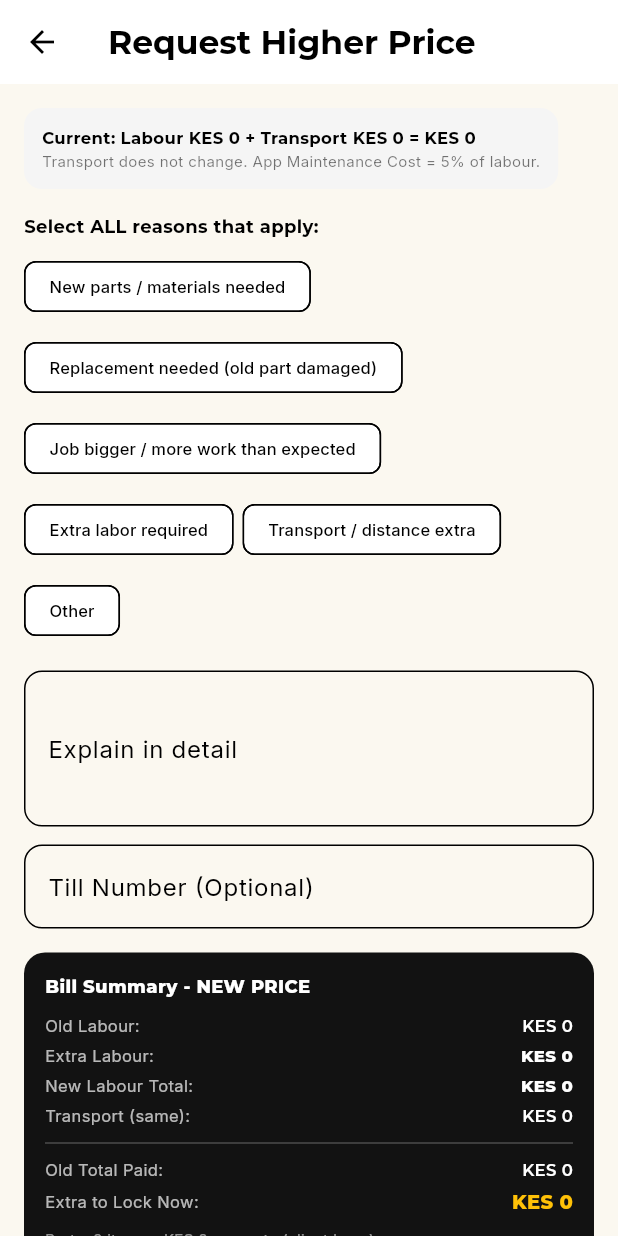
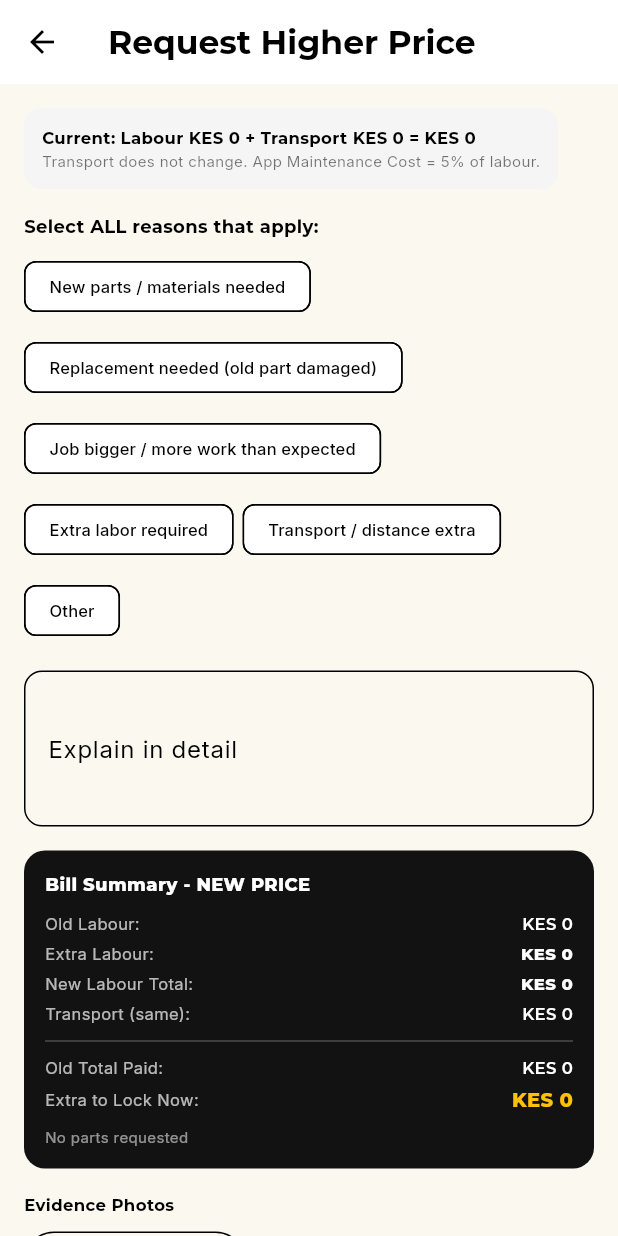
Before and after one commit to cypherallan/fundipap, a Flutter app: the FundiRequestNewPriceScreen screen opened directly with empty values, on a phone screen of 412 x 824 dp. Run offline on Flutter 3.47's test engine with Material 3 defaults, Android fonts, the phone set to English and light mode, and no system bars; our stand-ins replace cloud_firestore, firebase_auth, firebase_core, firebase_storage, geolocator, google_fonts and 1 more; accounts and stored records are empty.

```diff
--- a/lib/screens/fundi/my_jobs/fundi_request_new_price_screen.dart
+++ b/lib/screens/fundi/my_jobs/fundi_request_new_price_screen.dart
@@ -57,6 +57,28 @@ class _FundiRequestNewPriceScreenState
     );
   }
 
+  void _clearParts() {
+    tillCtrl.clear();
+    for (var p in partsNeeded) {
+      p['name']?.clear();
+      p['qty']?.text = '1';
+      p['model']?.clear();
+      p['estPrice']?.text = '0';
+    }
+    // keep one empty row so UI doesn't disappear
+    if (partsNeeded.length > 1) {
+      partsNeeded = [partsNeeded.first];
+    }
+  }
+
+  bool get _needsParts =>
+      selectedReasons.contains('New parts / materials needed') ||
+      selectedReasons.contains('Replacement needed (old part damaged)');
+  bool get _needsLabor =>
+      selectedReasons.contains('Job bigger / more work than expected') ||
+      selectedReasons.contains('Extra labor required') ||
+      selectedReasons.contains('Transport / distance extra');
+
   int _toInt(dynamic v, [int fb = 0]) {
     if (v == null) return fb;
     if (v is int) return v;
@@ -66,14 +88,14 @@ class _FundiRequestNewPriceScreenState
   }
 
   int get oldLabor => _toInt(
-    widget.job['agreedPrice'] ?? // 5000 correct first
+    widget.job['agreedPrice'] ??
         widget.job['laborCost'] ??
         widget.job['budget'] ??
         0,
   );
   int get transport =>
       _toInt(widget.job['transportFee'] ?? widget.job['escrowTransport'] ?? 0);
-  int get extraLabor => _toInt(extraLaborCtrl.text);
+  int get extraLabor => _needsLabor ? _toInt(extraLaborCtrl.text) : 0;
   int get newLaborTotal => oldLabor + extraLabor;
   int get oldClientFee => (oldLabor * 0.05).round();
   int get newClientFee => (newLaborTotal * 0.05).round();
@@ -88,6 +110,7 @@ class _FundiRequestNewPriceScreenState
   int get extraToLock => newTotalClient - oldTotalClient;
 
   int get partsEstimateTotal {
+    if (!_needsParts) return 0;
     int total = 0;
     for (var p in partsNeeded) {
       if ((p['name']?.text.trim().isEmpty ?? true)) continue;
@@ -125,11 +148,21 @@ class _FundiRequestNewPriceScreenState
       );
       return;
     }
+    if (_needsLabor && extraLabor <= 0) {
+      ScaffoldMessenger.of(context).showSnackBar(
+        const SnackBar(content: Text('Enter extra labour amount')),
+      );
+      return;
+    }
+    if (_needsParts && partsEstimateTotal == 0) {
+      ScaffoldMessenger.of(context).showSnackBar(
+        const SnackBar(content: Text('Add at least 1 part with price')),
+      );
+      return;
+    }
     setState(() => uploading = true);
     try {
-      bool hasParts =
-          selectedReasons.contains('New parts / materials needed') ||
-          selectedReasons.contains('Replacement needed (old part damaged)');
+      bool hasParts = _needsParts;
 
       var evidenceUrls = await _uploadPhotos(evidencePhotos, 'evidence');
       var oldPartUrls = await _uploadPhotos(oldPartPhotos, 'old_parts');
@@ -204,16 +237,11 @@ class _FundiRequestNewPriceScreenState
 
   @override
   Widget build(BuildContext context) {
-    bool needsParts =
-        selectedReasons.contains('New parts / materials needed') ||
-        selectedReasons.contains('Replacement needed (old part damaged)');
+    bool needsParts = _needsParts;
     bool needsReplacement = selectedReasons.contains(
       'Replacement needed (old part damaged)',
     );
-    bool needsLabor =
-        selectedReasons.contains('Job bigger / more work than expected') ||
-        selectedReasons.contains('Extra labor required') ||
-        selectedReasons.contains('Transport / distance extra');
+    bool needsLabor = _needsLabor;
 
     return Scaffold(
       appBar: AppBar(
@@ -272,10 +300,33 @@ class _FundiRequestNewPriceScreenState
                   selected: sel,
                   selectedColor: FundipapColors.primaryYellow,
                   onSelected: (v) => setState(() {
-                    if (v)
+                    if (v) {
                       selectedReasons.add(r);
-                    else
+                    } else {
                       selectedReasons.remove(r);
+                      // CLEAR ON DESELECT - FIX
+                      bool stillNeedsLabor =
+                          selectedReasons.contains(
+                            'Job bigger / more work than expected',
+                          ) ||
+                          selectedReasons.contains('Extra labor required') ||
+                          selectedReasons.contains(
+                            'Transport / distance extra',
+                          );
+                      bool stillNeedsParts =
+                          selectedReasons.contains(
+                            'New parts / materials needed',
+                          ) ||
+                          selectedReasons.contains(
+                            'Replacement needed (old part damaged)',
+                          );
+                      if (!stillNeedsLabor) {
+                        extraLaborCtrl.text = '0';
+                      }
+                      if (!stillNeedsParts) {
+                        _clearParts();
+                      }
+                    }
                   }),
                 );
               }).toList(),
@@ -401,6 +452,7 @@ class _FundiRequestNewPriceScreenState
                 );
               }),
             ],
+            if (needsParts) ...[
               const SizedBox(height: 12),
               TextField(
                 controller: tillCtrl,
@@ -412,6 +464,7 @@ class _FundiRequestNewPriceScreenState
                   ),
                 ),
               ),
+            ],
             const SizedBox(height: 16),
             Container(
               padding: const EdgeInsets.all(14),
@@ -432,11 +485,7 @@ class _FundiRequestNewPriceScreenState
                   ),
                   const SizedBox(height: 8),
                   _billRow('Old Labour:', 'KES $oldLabor'),
-                  _billRow(
-                    'Extra Labour:',
-                    'KES ${newLaborTotal - oldLabor}',
-                    highlight: true,
-                  ),
+                  _billRow('Extra Labour:', 'KES $extraLabor', highlight: true),
                   _billRow(
                     'New Labour Total:',
                     'KES $newLaborTotal',
@@ -447,12 +496,14 @@ class _FundiRequestNewPriceScreenState
                   _billRow('Old Total Paid:', 'KES ${oldLabor + transport}'),
                   _billRow(
                     'Extra to Lock Now:',
-                    'KES ${newLaborTotal - oldLabor}',
+                    'KES ${needsLabor ? extraLabor : 0}',
                     highlightYellow: true,
                   ),
                   const SizedBox(height: 6),
                   Text(
-                    'Parts: ${partsNeeded.where((p) => (p['name']?.text.trim().isNotEmpty ?? false)).length} items - KES $partsEstimateTotal separate (client buys)',
+                    needsParts
+                        ? 'Parts: ${partsNeeded.where((p) => (p['name']?.text.trim().isNotEmpty ?? false)).length} items - KES $partsEstimateTotal separate (client buys)'
+                        : 'No parts requested',
                     style: GoogleFonts.inter(
                       color: Colors.white54,
                       fontSize: 10,
@@ -557,7 +608,9 @@ class _FundiRequestNewPriceScreenState
                     : Text(
                         extraLabor == 0 && needsParts
                             ? 'Request Materials Only - KES $partsEstimateTotal parts (no extra labour)'
-                            : 'Send Request Extra to Pay KES ${newLaborTotal - oldLabor}',
+                            : extraLabor == 0 && !needsParts
+                            ? 'Select a reason to continue'
+                            : 'Send Request Extra to Pay KES $extraLabor',
                       ),
               ),
             ),
```
Lines whose indentation alone changed are shown as unchanged.
